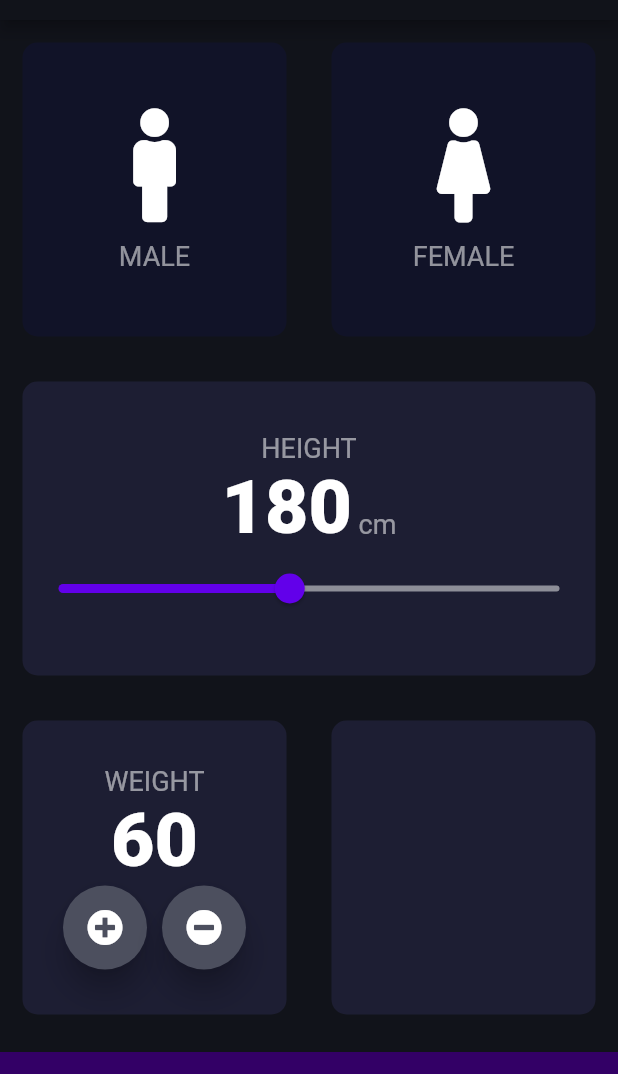
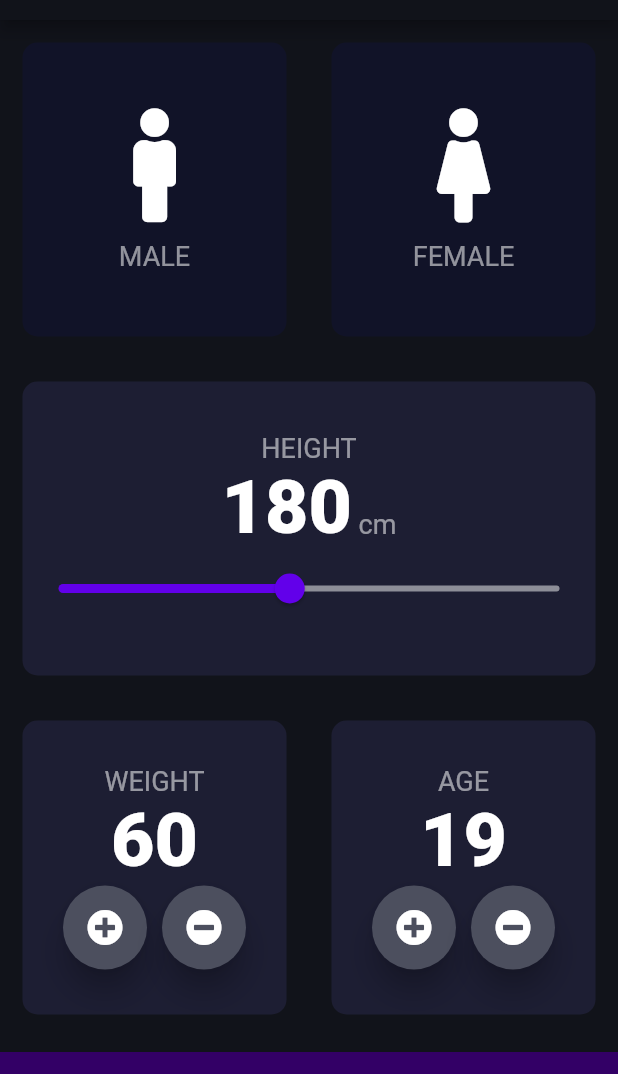
Before and after one commit to Er-Nilesh-kr/BMI-Calculator, a Flutter app: the screen it shows after launch, on a phone screen of 412 x 824 dp, the part 64-1138 px from its top. Run offline on Flutter 3.47's test engine with Material 2 defaults, Android fonts, the phone set to English and light mode, and no system bars; our stand-ins replace font_awesome_flutter.

Commit message:
Add age card

```diff
--- a/lib/input_page.dart
+++ b/lib/input_page.dart
@@ -19,6 +19,7 @@ class _InputPageState extends State<InputPage> {
   Color icolor = Colors.white;
   int height = 180;
   int weight = 60;
+  int age = 19;
 
   @override
   Widget build(BuildContext context) {
@@ -131,12 +132,22 @@ class _InputPageState extends State<InputPage> {
                           mainAxisAlignment: MainAxisAlignment.center,
                           children: [
                             RoundIconButton(
+                              onPressed: () {
+                                setState(() {
+                                  weight++;
+                                });
+                              },
                               icon: FontAwesomeIcons.plusCircle,
                             ),
                             SizedBox(
                               width: 10.0,
                             ),
                             RoundIconButton(
+                              onPressed: () {
+                                setState(() {
+                                  weight--;
+                                });
+                              },
                               icon: FontAwesomeIcons.minusCircle,
                             )
                           ])
@@ -145,7 +156,45 @@ class _InputPageState extends State<InputPage> {
                 ),
               ),
               Expanded(
-                child: ReusableCard(colour: kactiveCardColour),
+                child: ReusableCard(
+                  colour: kactiveCardColour,
+                  cardChild: Column(
+                    mainAxisAlignment: MainAxisAlignment.center,
+                    children: [
+                      Text(
+                        'AGE',
+                        style: klabelTextStyle,
+                      ),
+                      Text(
+                        age.toString(),
+                        style: kNumberTextSyle,
+                      ),
+                      Row(
+                          mainAxisAlignment: MainAxisAlignment.center,
+                          children: [
+                            RoundIconButton(
+                              onPressed: () {
+                                setState(() {
+                                  age++;
+                                });
+                              },
+                              icon: FontAwesomeIcons.plusCircle,
+                            ),
+                            SizedBox(
+                              width: 10.0,
+                            ),
+                            RoundIconButton(
+                              onPressed: () {
+                                setState(() {
+                                  age--;
+                                });
+                              },
+                              icon: FontAwesomeIcons.minusCircle,
+                            )
+                          ])
+                    ],
+                  ),
+                ),
               )
             ],
           ),
@@ -163,15 +212,16 @@ class _InputPageState extends State<InputPage> {
 
 class RoundIconButton extends StatelessWidget {
   final IconData icon;
+  final Function onPressed;
 
-  RoundIconButton({this.icon});
+  RoundIconButton({@required this.icon, @required this.onPressed});
 
   @override
   Widget build(BuildContext context) {
     return RawMaterialButton(
       elevation: 8.0,
       child: Icon(icon),
-      onPressed: () {},
+      onPressed: onPressed,
       constraints: BoxConstraints.tightFor(
         width: 56.0,
         height: 56.0,
```
